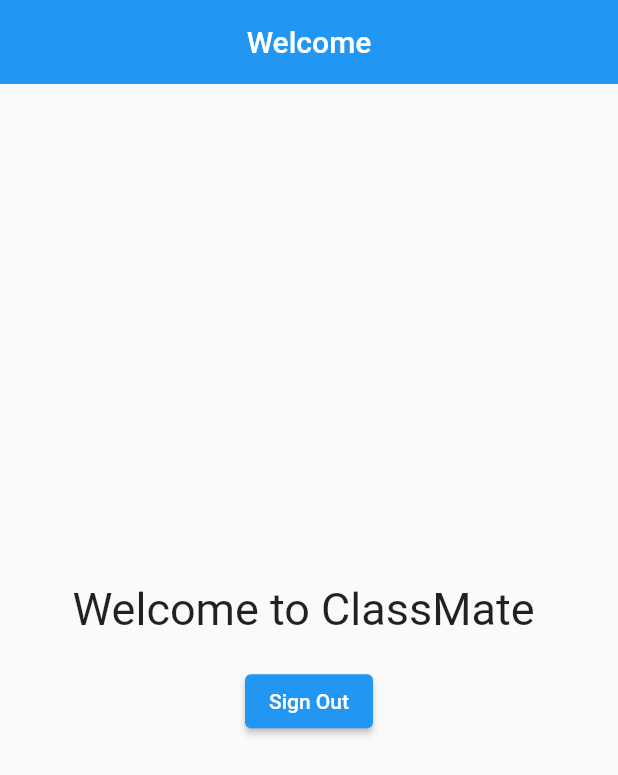
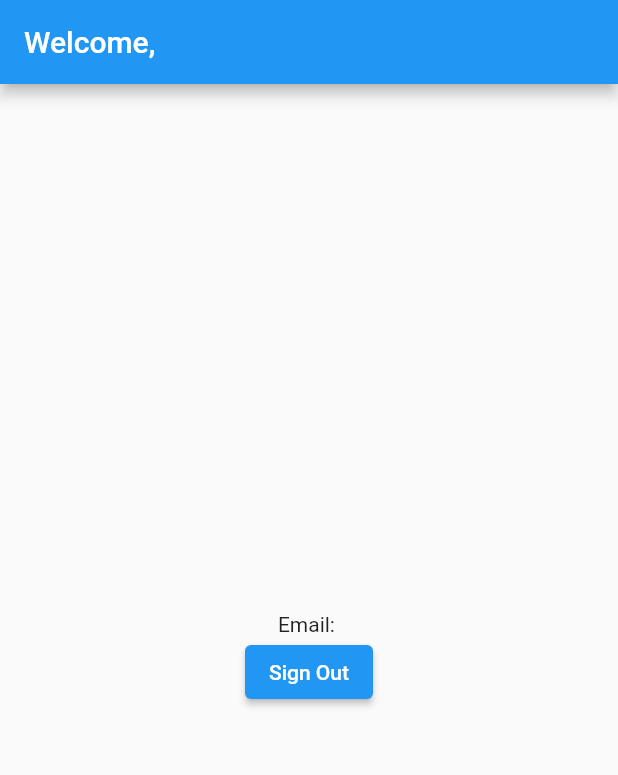
Before and after one commit to kareem2002-k/ClassMate, a Flutter app: the screen it shows once a user with an empty profile is signed in, on a phone screen of 412 x 824 dp. Shown: the top 775 px of the screen. Run offline on Flutter 3.47's test engine with Material 2 defaults, Android fonts, the phone set to English and light mode, and no system bars; our stand-ins replace cloud_firestore, curved_navigation_bar, firebase_auth, firebase_core; accounts and stored records are empty; network calls fail.

Commit message:
fix sign up , Login

```diff
--- a/lib/main.dart
+++ b/lib/main.dart
@@ -1,5 +1,7 @@
 import 'package:class_mate/pages/LoginPage.dart';
+import 'package:class_mate/pages/SettingsPage.dart';
 import 'package:class_mate/pages/SignUp.dart';
+import 'package:cloud_firestore/cloud_firestore.dart';
 import 'package:firebase_core/firebase_core.dart';
 import 'package:flutter/material.dart';
 import 'package:class_mate/pages/HomePage.dart';
@@ -49,7 +51,7 @@ class _AuthCheckState extends State<AuthCheck> {
           if (user == null) {
             return const LoginPage();
           } else {
-            return const HomePage();
+            return HomePage(); // Remove the null check operator here
           }
         } else {
           return const Scaffold(
--- a/lib/pages/HomePage.dart
+++ b/lib/pages/HomePage.dart
@@ -1,37 +1,71 @@
 import 'package:flutter/material.dart';
 import 'package:class_mate/services/authentication_service.dart';
 import 'package:firebase_auth/firebase_auth.dart';
+import 'package:class_mate/pages/LoginPage.dart';
 
 class HomePage extends StatelessWidget {
-  const HomePage({super.key});
-
   @override
   Widget build(BuildContext context) {
-    final User? user = AuthenticationService().currentUser;
-    // welcom page
-    return Scaffold(
+    return StreamBuilder(
+      stream: AuthenticationService().authStateChanges,
+      builder: (context, snapshot) {
+        if (snapshot.connectionState == ConnectionState.active) {
+          final User? user = snapshot.data;
+          if (user == null) {
+            // Handle case where user is null (not authenticated)
+            return LoginPage();
+          } else {
+            // User is authenticated, access user properties safely
+            String? displayName = user.displayName;
+            String? email = user.email;
+
+            // Check for null values before using them
+            if (displayName != null && email != null) {
+              return buildAuthenticatedUI(context, displayName, email);
+            } else {
+              // Handle case where user properties are null
+              return Text("User information is missing.");
+            }
+          }
+        } else {
+          return Scaffold(
+            body: Center(
+              child: CircularProgressIndicator(),
+            ),
+          );
+        }
+      },
+    );
+  }
+
+  Widget buildAuthenticatedUI(
+      BuildContext context, String displayName, String email) {
+    // Build your authenticated UI here using displayName and email
+    return WillPopScope(
+      onWillPop: () async {
+        // Prevent navigation back to the previous page
+        return false;
+      },
+      child: Scaffold(
         appBar: AppBar(
-          title: const Text("Welcome"),
-          centerTitle: true,
-          elevation: 0,
+          title: Text('Welcome, $displayName'),
+          automaticallyImplyLeading: false, // Hide the back button
         ),
         body: Center(
           child: Column(
             mainAxisAlignment: MainAxisAlignment.center,
             children: [
-              Text(
-                "Welcome to ClassMate ${user!.displayName!}",
-                style: TextStyle(fontSize: 30),
-              ),
-              const SizedBox(height: 20),
+              Text('Email: $email'),
               ElevatedButton(
                 onPressed: () {
                   AuthenticationService().signOut();
                 },
-                child: const Text("Sign Out"),
+                child: Text('Sign Out'),
               ),
             ],
           ),
-        ));
+        ),
+      ),
+    );
   }
 }
```
Also changed, not shown: lib/pages/LoginPage.dart (+31 -6 lines), lib/pages/SignUp.dart (+34 -6 lines), lib/services/authentication_service.dart (+6 -4 lines).
